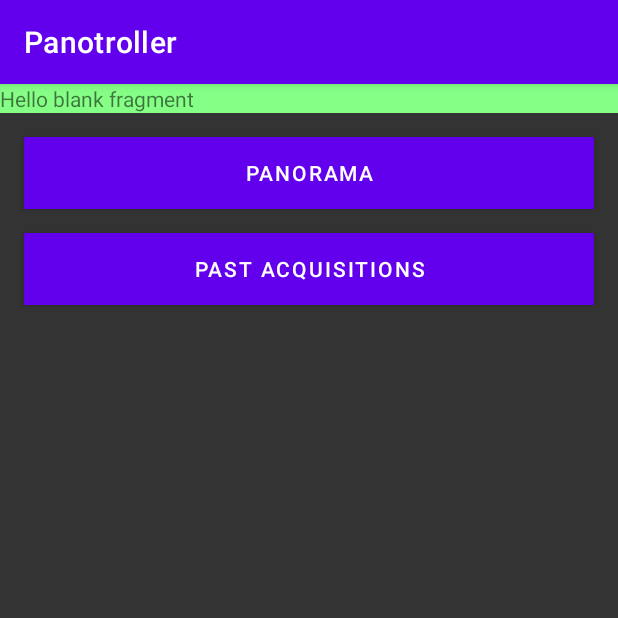
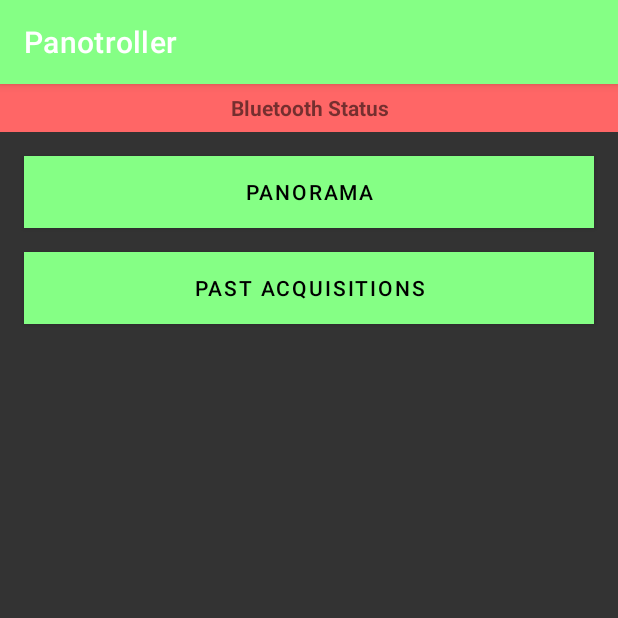
Before and after one commit to karl-johnson/panotroller, an Android app: the screen it shows after launch (MainActivity), on a phone screen of 412 x 824 dp, the top half of it. Run offline under Robolectric (Android 15) with nearby library versions, the phone set to English and light mode, and no system bars.

Commit message:
Skeleton of bluetooth config system

```diff
--- a/android/app/src/main/AndroidManifest.xml
+++ b/android/app/src/main/AndroidManifest.xml
@@ -9,6 +9,7 @@
         android:roundIcon="@mipmap/ic_launcher_round"
         android:supportsRtl="true"
         android:theme="@style/Theme.Panotroller">
+        <activity android:name=".BluetoothConfig"></activity>
         <activity android:name=".MainActivity">
             <intent-filter>
                 <action android:name="android.intent.action.MAIN" />
--- a/android/app/src/main/java/com/example/panotroller/BluetoothBar.java
+++ b/android/app/src/main/java/com/example/panotroller/BluetoothBar.java
@@ -1,5 +1,6 @@
 package com.example.panotroller;
 
+import android.content.Intent;
 import android.os.Bundle;
 
 import androidx.fragment.app.Fragment;
@@ -7,6 +8,7 @@ import androidx.fragment.app.Fragment;
 import android.view.LayoutInflater;
 import android.view.View;
 import android.view.ViewGroup;
+import android.widget.FrameLayout;
 
 /**
  * A simple {@link Fragment} subclass.
@@ -23,7 +25,6 @@ public class BluetoothBar extends Fragment {
     // TODO: Rename and change types of parameters
     private String mParam1;
     private String mParam2;
-
     public BluetoothBar() {
         // Required empty public constructor
     }
@@ -49,10 +50,12 @@ public class BluetoothBar extends Fragment {
     @Override
     public void onCreate(Bundle savedInstanceState) {
         super.onCreate(savedInstanceState);
+
         if (getArguments() != null) {
             mParam1 = getArguments().getString(ARG_PARAM1);
             mParam2 = getArguments().getString(ARG_PARAM2);
         }
+
     }
 
     @Override
@@ -61,4 +64,16 @@ public class BluetoothBar extends Fragment {
         // Inflate the layout for this fragment
         return inflater.inflate(R.layout.fragment_bluetooth_bar, container, false);
     }
+
+    @Override
+    public void onViewCreated(View view, Bundle savedInstanceState) {
+        super.onViewCreated(view, savedInstanceState);
+        view.findViewById(R.id.bar_frame).setOnClickListener(this::onBluetoothPress);
+    }
+
+    public void onBluetoothPress(View view) {
+        Intent intent = new Intent(BluetoothBar.this.getActivity(), BluetoothConfig.class);
+        startActivity(intent);
+        // no need to pass any bluetooth data, as it's all handled by Bluetooth Service
+    }
 }
--- a/android/app/src/main/res/layout/activity_main.xml
+++ b/android/app/src/main/res/layout/activity_main.xml
@@ -23,7 +23,6 @@
         app:layout_constraintTop_toBottomOf="@+id/fragment" />
 
     <Button
-        android:id="@+id/button4"
         android:layout_width="0dp"
         android:layout_height="wrap_content"
         android:layout_marginStart="16dp"
--- a/android/app/src/main/res/layout/fragment_bluetooth_bar.xml
+++ b/android/app/src/main/res/layout/fragment_bluetooth_bar.xml
@@ -1,15 +1,19 @@
 <?xml version="1.0" encoding="utf-8"?>
 <FrameLayout xmlns:android="http://schemas.android.com/apk/res/android"
     xmlns:tools="http://schemas.android.com/tools"
+    android:id="@+id/bar_frame"
     android:layout_width="match_parent"
     android:layout_height="32dp"
-    android:background="#85ff85"
+    android:background="@color/red_disconnected"
+    android:clickable="true"
     tools:context=".BluetoothBar">
 
     <!-- TODO: Update blank fragment layout -->
     <TextView
         android:layout_width="match_parent"
-        android:layout_height="match_parent"
-        android:text="@string/hello_blank_fragment" />
+        android:layout_height="32dp"
+        android:gravity="center"
+        android:text="Bluetooth Status"
+        android:textStyle="bold" />
 
 </FrameLayout>
--- a/android/app/src/main/res/values-night/themes.xml
+++ /dev/null
@@ -1,16 +0,0 @@
-<resources xmlns:tools="http://schemas.android.com/tools">
-    <!-- Base application theme. -->
-    <style name="Theme.Panotroller" parent="Theme.MaterialComponents.DayNight.DarkActionBar">
-        <!-- Primary brand color. -->
-        <item name="colorPrimary">@color/purple_200</item>
-        <item name="colorPrimaryVariant">@color/purple_700</item>
-        <item name="colorOnPrimary">@color/black</item>
-        <!-- Secondary brand color. -->
-        <item name="colorSecondary">@color/teal_200</item>
-        <item name="colorSecondaryVariant">@color/teal_200</item>
-        <item name="colorOnSecondary">@color/black</item>
-        <!-- Status bar color. -->
-        <item name="android:statusBarColor" tools:targetApi="l">?attr/colorPrimaryVariant</item>
-        <!-- Customize your theme here. -->
-    </style>
-</resources>
--- a/android/app/src/main/res/values/colors.xml
+++ b/android/app/src/main/res/values/colors.xml
@@ -2,9 +2,11 @@
 <resources>
     <color name="grey_bkd">#FF333333</color>
     <color name="light_grey">#FF666666</color>
+    <color name="lighter_grey">#FF999999</color>
     <color name="red_disconnected">#FFFF6666</color>
     <color name="orange_connecting">#FFffb266</color>
     <color name="green_accent">#FF85FF85</color>
+    <color name="green_accent_var">#FF659F65</color>
     <color name="purple_200">#FFBB86FC</color>
     <color name="purple_500">#FF6200EE</color>
     <color name="purple_700">#FF3700B3</color>
--- a/android/app/src/main/res/values/themes.xml
+++ b/android/app/src/main/res/values/themes.xml
@@ -2,9 +2,9 @@
     <!-- Base application theme. -->
     <style name="Theme.Panotroller" parent="Theme.MaterialComponents.DayNight.DarkActionBar">
         <!-- Primary brand color. -->
-        <item name="colorPrimary">@color/purple_500</item>
-        <item name="colorPrimaryVariant">@color/purple_700</item>
-        <item name="colorOnPrimary">@color/white</item>
+        <item name="colorPrimary">@color/green_accent</item>
+        <item name="colorPrimaryVariant">@color/green_accent_var</item>
+        <item name="colorOnPrimary">@color/black</item>
         <!-- Secondary brand color. -->
         <item name="colorSecondary">@color/teal_200</item>
         <item name="colorSecondaryVariant">@color/teal_700</item>
```
Also changed, not shown: android/app/src/main/java/com/example/panotroller/BluetoothConfig.java (added, +14 -0 lines), android/app/src/main/res/layout/activity_bluetooth_config.xml (added, +81 -0 lines).
